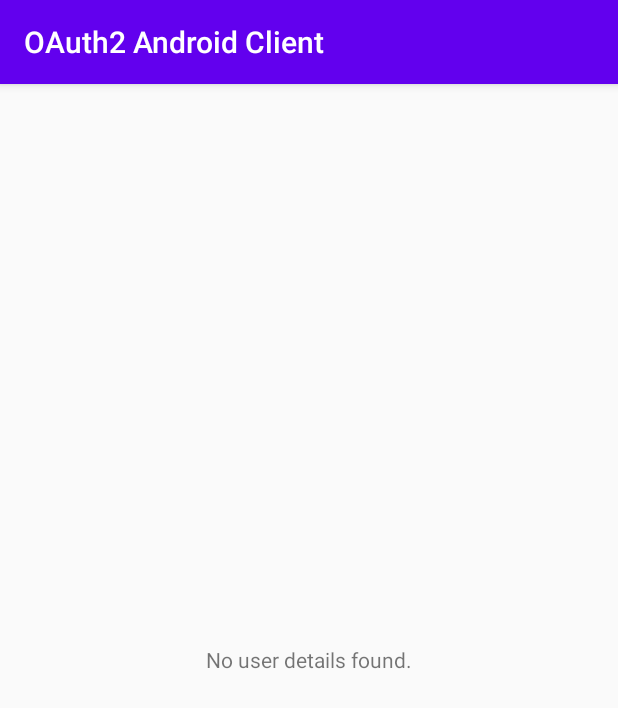
After one commit to naswithrpi/oauth2-android-client, an Android app: the UserDetailsActivity screen opened directly, with no data from a screen before it, on a phone screen of 412 x 824 dp. The commit adds this screen. Shown: the top 708 px of the screen. Run offline under Robolectric (Android 15) with nearby library versions, the phone set to English and light mode, and no system bars.

Commit message:
added userdetailsactivity

```diff
--- a/app/src/main/AndroidManifest.xml
+++ b/app/src/main/AndroidManifest.xml
@@ -11,9 +11,10 @@
         android:label="@string/app_name"
         android:roundIcon="@drawable/oauth"
         android:supportsRtl="true"
+        android:theme="@style/AppTheme"
         android:usesCleartextTraffic="true"
-        android:theme="@style/AppTheme"
         tools:targetApi="m">
+        <activity android:name=".UserDetailsActivity"></activity>
         <activity android:name=".MainActivity">
             <intent-filter>
                 <action android:name="android.intent.action.MAIN" />
--- a/app/src/main/java/com/chinmay/oauth2androidclient/MainActivity.java
+++ b/app/src/main/java/com/chinmay/oauth2androidclient/MainActivity.java
@@ -12,6 +12,7 @@ import android.widget.TextView;
 import androidx.appcompat.app.AppCompatActivity;
 
 import com.chinmay.oauth2androidclient.apiservice.APIManager;
+import com.chinmay.oauth2androidclient.apiservice.JavaScriptNativeInterface;
 import com.chinmay.oauth2androidclient.apiservice.request.ClientIdentificationRequest;
 
 import retrofit2.Call;
@@ -83,6 +84,7 @@ public class MainActivity extends AppCompatActivity {
         WebView webView = view.findViewById(R.id.web_view);
         webView.setClickable(true);
         webView.getSettings().setJavaScriptEnabled(true);
+        webView.addJavascriptInterface(new JavaScriptNativeInterface(this), "Android");
         webView.loadUrl(apiManager.getOAuthWebClientUrl());
 
         dialog.setContentView(view);
--- /dev/null
+++ b/app/src/main/java/com/chinmay/oauth2androidclient/UserDetailsActivity.java
@@ -0,0 +1,25 @@
+package com.chinmay.oauth2androidclient;
+
+import android.os.Bundle;
+import android.widget.TextView;
+
+import androidx.appcompat.app.AppCompatActivity;
+
+public class UserDetailsActivity extends AppCompatActivity {
+
+    private TextView tv_user_details;
+
+    @Override
+    protected void onCreate(Bundle savedInstanceState) {
+        super.onCreate(savedInstanceState);
+        setContentView(R.layout.activity_user_details);
+
+        tv_user_details = findViewById(R.id.tv_user_details);
+        String userDetails = getIntent().getStringExtra("user");
+        if (userDetails != null) {
+            tv_user_details.setText(userDetails);
+        } else {
+            tv_user_details.setText("No user details found.");
+        }
+    }
+}
--- a/app/src/main/java/com/chinmay/oauth2androidclient/apiservice/APIConstants.java
+++ b/app/src/main/java/com/chinmay/oauth2androidclient/apiservice/APIConstants.java
@@ -5,7 +5,7 @@ package com.chinmay.oauth2androidclient.apiservice;
  */
 public class APIConstants {
 
-    private static final String SERVER_IP_ADDRESS = "192.168.0.103";
+    private static final String SERVER_IP_ADDRESS = "192.168.43.139";
 
     private static final String OAUTH_SERVER_PORT = "8080";
 
--- /dev/null
+++ b/app/src/main/res/layout/activity_user_details.xml
@@ -0,0 +1,14 @@
+<?xml version="1.0" encoding="utf-8"?>
+<RelativeLayout xmlns:android="http://schemas.android.com/apk/res/android"
+    xmlns:tools="http://schemas.android.com/tools"
+    android:layout_width="match_parent"
+    android:layout_height="match_parent"
+    tools:context=".UserDetailsActivity">
+
+    <TextView
+        android:id="@+id/tv_user_details"
+        android:layout_width="wrap_content"
+        android:layout_height="wrap_content"
+        android:layout_centerInParent="true" />
+
+</RelativeLayout>
```
Also changed, not shown: app/src/main/java/com/chinmay/oauth2androidclient/apiservice/JavaScriptNativeInterface.java (added, +25 -0 lines), app/src/main/res/layout/dialog_webpage.xml (+5 -11 lines).
